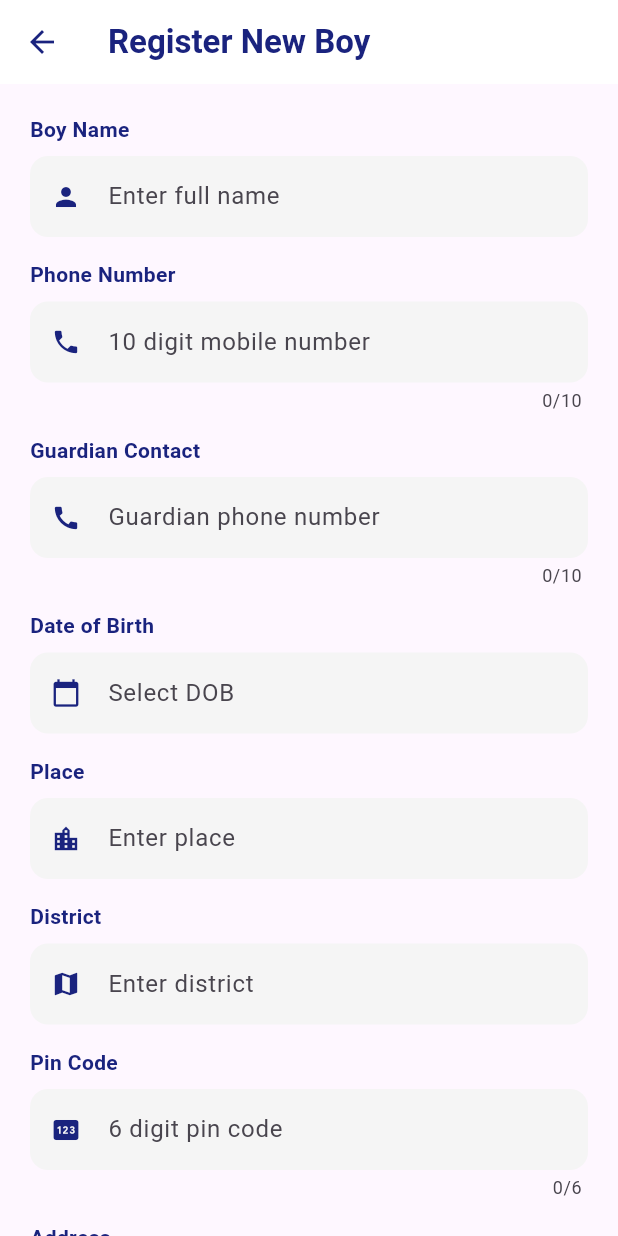
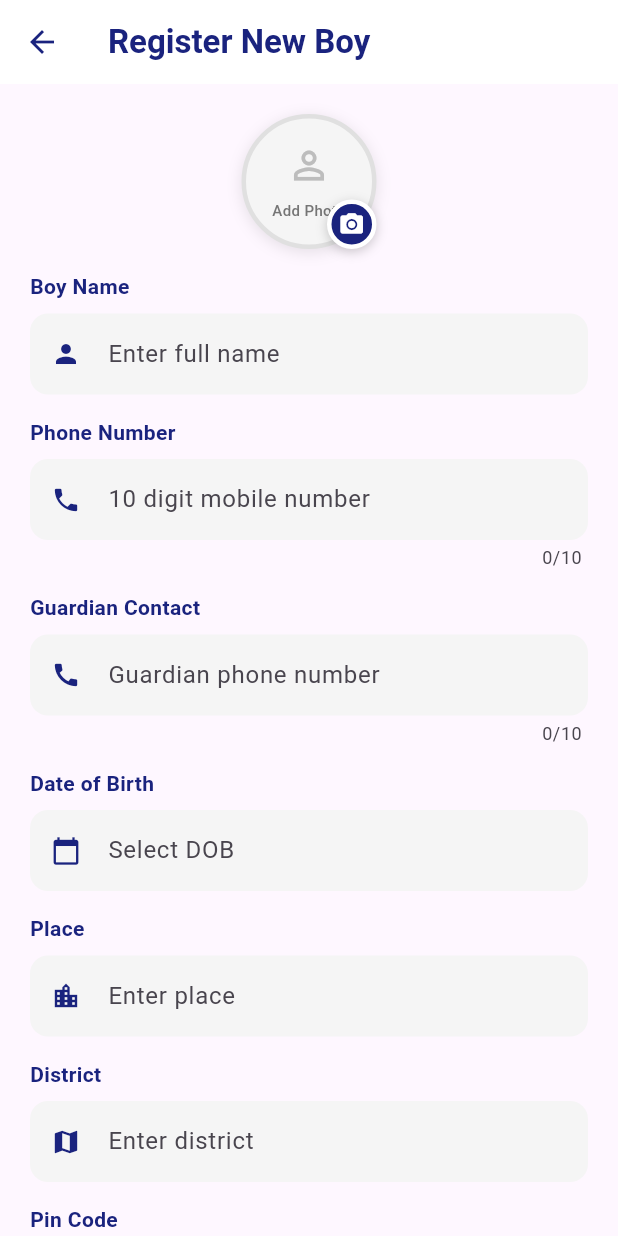
Before and after one commit to Ameenyasircm/cateryx_new, a Flutter app: the RegisterBoyScreen screen opened directly, on a phone screen of 412 x 824 dp. Run offline on Flutter 3.47's test engine with Material 3 defaults, Android fonts, the phone set to English and light mode, and no system bars; our stand-ins replace cloud_firestore, firebase_core, firebase_database, flutter_screenutil, freezed_annotation, geocoding and 7 more; accounts and stored records are empty.

```diff
--- a/lib/Boys/Screens/boy_registration.dart
+++ b/lib/Boys/Screens/boy_registration.dart
@@ -40,7 +40,8 @@ class RegisterBoyScreen extends StatelessWidget {
               child: Column(
                 crossAxisAlignment: CrossAxisAlignment.start,
                 children: [
-
+                  Center(child: _boyPhotoUpload()),
+                  const SizedBox(height: 15),
                   _label("Boy Name"),
                   _textField(
                     provider.boyNameController,
@@ -370,4 +371,136 @@ class RegisterBoyScreen extends StatelessWidget {
       },
     );
   }
+
+  Widget _boyPhotoUpload() {
+    return Consumer<BoysProvider>(  // Replace with your provider name
+      builder: (context, provider, _) {
+        return Center(
+          child: GestureDetector(
+            onTap: () => provider.pickBoyPhoto(context),
+            child: Stack(
+              children: [
+                Container(
+                  width: 90,
+                  height: 90,
+                  decoration: BoxDecoration(
+                    shape: BoxShape.circle,
+                    color: Colors.grey[100],
+                    border: Border.all(
+                      color: provider.boyPhoto != null
+                          ? const Color(0xff1A237E)
+                          : Colors.grey[300]!,
+                      width: 3,
+                    ),
+                    boxShadow: [
+                      BoxShadow(
+                        color: Colors.black.withOpacity(0.1),
+                        blurRadius: 8,
+                        offset: const Offset(0, 2),
+                      ),
+                    ],
+                  ),
+                  child: ClipOval(
+                    child: provider.boyPhoto != null
+                        ? Image.file(
+                      provider.boyPhoto!,
+                      width: 80,
+                      height: 80,
+                      fit: BoxFit.cover,
+                    )
+                        : Column(
+                      mainAxisAlignment: MainAxisAlignment.center,
+                      children: [
+                        Icon(
+                          Icons.person_outline,
+                          size: 30,
+                          color: Colors.grey[400],
+                        ),
+                        const SizedBox(height: 8),
+                        Text(
+                          "Add Photo",
+                          style: TextStyle(
+                            color: Colors.grey[600],
+                            fontSize: 10,
+                            fontWeight: FontWeight.w500,
+                          ),
+                        ),
+                      ],
+                    ),
+                  ),
+                ),
+                // Camera/Edit Icon
+                Positioned(
+                  bottom: 0,
+                  right: 0,
+                  child: Container(
+                    width: 33,
+                    height: 33,
+                    decoration: BoxDecoration(
+                      color: const Color(0xff1A237E),
+                      shape: BoxShape.circle,
+                      border: Border.all(
+                        color: Colors.white,
+                        width: 3,
+                      ),
+                      boxShadow: [
+                        BoxShadow(
+                          color: Colors.black.withOpacity(0.2),
+                          blurRadius: 6,
+                          offset: const Offset(0, 2),
+                        ),
+                      ],
+                    ),
+                    child: Icon(
+                      provider.boyPhoto != null
+                          ? Icons.edit
+                          : Icons.camera_alt,
+                      color: Colors.white,
+                      size: 18,
+                    ),
+                  ),
+                ),
+                // Remove button (only shown when photo exists)
+                if (provider.boyPhoto != null)
+                  Positioned(
+                    top: 0,
+                    right: 0,
+                    child: GestureDetector(
+                      onTap: () {
+                        provider.clearBoyPhoto();
+                      },
+                      child: Container(
+                        width: 30,
+                        height: 30,
+                        decoration: BoxDecoration(
+                          color: Colors.red,
+                          shape: BoxShape.circle,
+                          border: Border.all(
+                            color: Colors.white,
+                            width: 2,
+                          ),
+                          boxShadow: [
+                            BoxShadow(
+                              color: Colors.black.withOpacity(0.2),
+                              blurRadius: 4,
+                              offset: const Offset(0, 2),
+                            ),
+                          ],
+                        ),
+                        child: const Icon(
+                          Icons.close,
+                          color: Colors.white,
+                          size: 18,
+                        ),
+                      ),
+                    ),
+                  ),
+              ],
+            ),
+          ),
+        );
+      },
+    );
+  }
+
 }
```
Also changed, not shown: lib/Boys/Providers/boys_provider.dart (+93 -2 lines).
